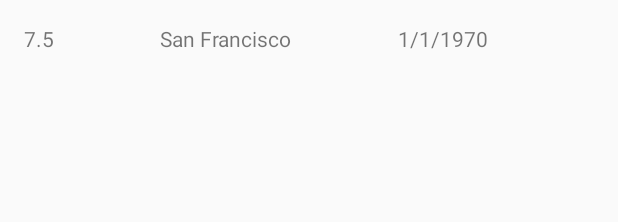
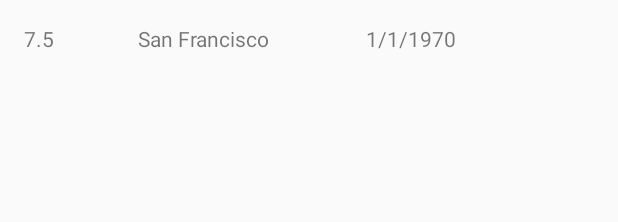
Before and after one commit to Harrison-Wall/Udacity, an Android app: the layout earthquake_item.xml on its own in the app's theme, with its tools: preview values and no code run, on a phone screen of 412 x 824 dp. Shown: the top 222 px of the screen. Run offline under Robolectric (Android 15) with nearby library versions, the phone set to English and light mode, and no system bars.

Commit message:
Improved List Item View

```diff
--- a/QuakeReport/app/src/main/java/com/example/android/quakereport/Earthquake.java
+++ b/QuakeReport/app/src/main/java/com/example/android/quakereport/Earthquake.java
@@ -36,7 +36,7 @@
     public String getDate()
     {
         if( mDate != null )
-            return String.format("%1$tB %1$td, %1$tY", mDate);
+            return String.format("%1$tb %1$td, %1$tY", mDate);
         else
             return "Date Not Set";
     }
--- a/QuakeReport/app/src/main/java/com/example/android/quakereport/EarthquakeActivity.java
+++ b/QuakeReport/app/src/main/java/com/example/android/quakereport/EarthquakeActivity.java
@@ -34,7 +34,7 @@
 
         // Create a fake list of earthquake locations.
         ArrayList<Earthquake> earthquakes = new ArrayList<>();
-        earthquakes.add(new Earthquake("San Francisco", 7.2, 145353));
+        earthquakes.add(new Earthquake("San Francisco", 7.2, 1453243353));
         earthquakes.add(new Earthquake("London", 2.2, 10989));
         earthquakes.add(new Earthquake("Tokyo", 1.0, 14354));
         earthquakes.add(new Earthquake("Mexico City", 4.5, 123424));
--- a/QuakeReport/app/src/main/res/layout/earthquake_item.xml
+++ b/QuakeReport/app/src/main/res/layout/earthquake_item.xml
@@ -7,23 +7,23 @@
 
     <TextView
         android:id="@+id/eq_mag"
-        android:layout_width="wrap_content"
+        android:layout_width="0dp"
         android:layout_height="wrap_content"
         android:layout_weight="1"
         android:text="7.5"/>
 
     <TextView
         android:id="@+id/eq_loc"
-        android:layout_width="wrap_content"
+        android:layout_width="0dp"
         android:layout_height="wrap_content"
-        android:layout_weight="1"
+        android:layout_weight="2"
         android:text="San Francisco"/>
 
     <TextView
         android:id="@+id/eq_date"
-        android:layout_width="wrap_content"
+        android:layout_width="0dp"
         android:layout_height="wrap_content"
-        android:layout_weight="1"
+        android:layout_weight="2"
         android:text="1/1/1970"/>
 
 
```
